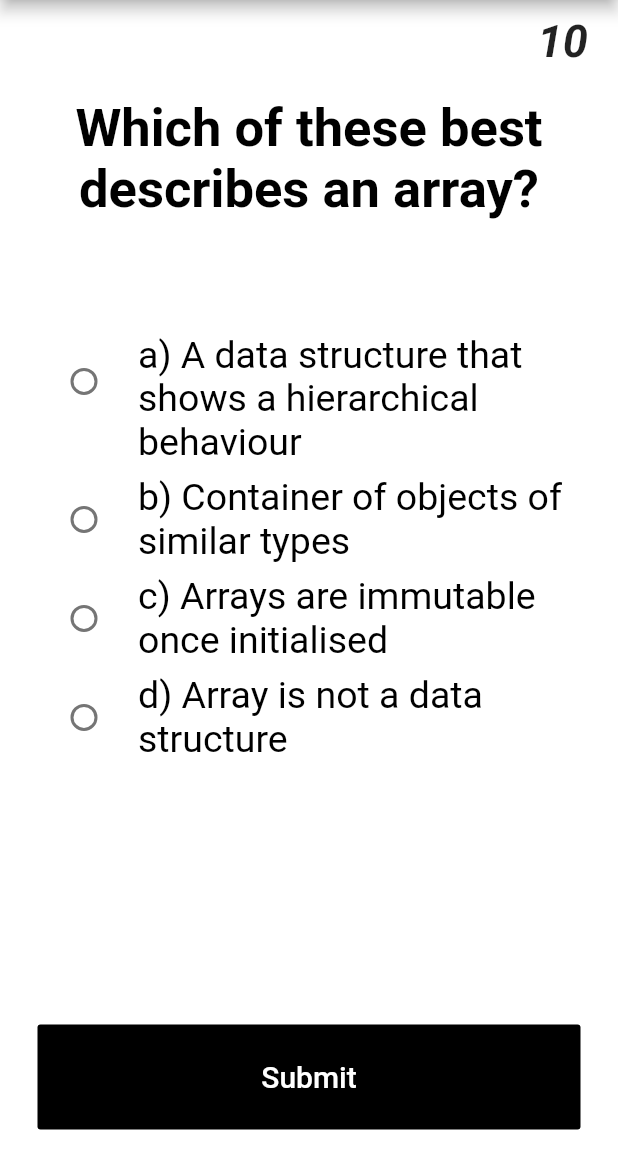
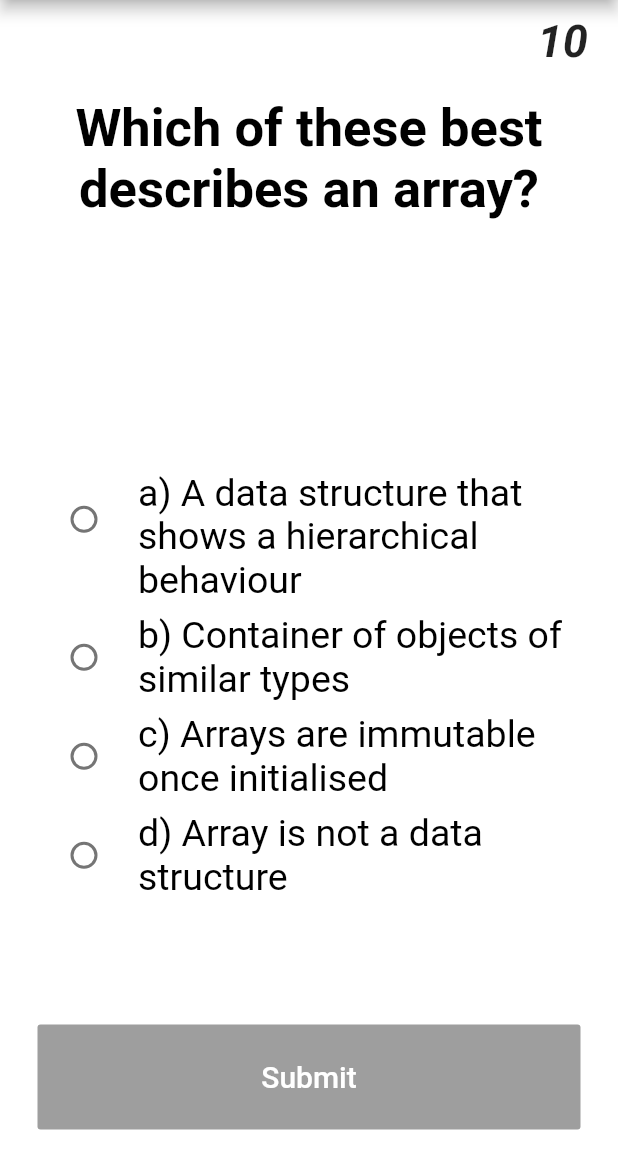
Before and after one commit to EgudaPeter/quizzler-flutter, a Flutter app: the screen it shows after launch, on a phone screen of 412 x 824 dp, the part 84-1236 px from its top. Run offline on Flutter 3.47's test engine with Material 2 defaults, Android fonts, the phone set to English and light mode, and no system bars.

Commit message:
Main features completed:)

```diff
--- a/lib/main.dart
+++ b/lib/main.dart
@@ -1,3 +1,4 @@
+import 'dart:async';
 import 'dart:io';
 
 import 'package:flutter/material.dart';
@@ -13,15 +14,19 @@ int _score = 0;
 bool _showOptions = true;
 bool _showGrade = false;
 bool _lastQuestion = false;
-bool _showExitButton = false;
+bool _showRestartButton = false;
 bool _shownGrade = false;
 bool _showTimer = true;
+bool _hasUserSelectedAnOption = false;
+bool _newQuestion = false;
 String askQuestion = 'What would you like to do?';
 int _start = 10;
 int _current = 10;
 
+StreamSubscription<CountdownTimer> _listener;
+
 QuestionGenerator _questionGenerator = new QuestionGenerator();
-int _overAllScore= _questionGenerator.questionBank.length * 2;
+int _overAllScore = _questionGenerator.questionBank.length * 2;
 
 void main() => runApp(Quizzler());
 
@@ -53,26 +58,134 @@ class Quizzler extends StatelessWidget {
 class QuizPage extends StatefulWidget {
   @override
   _QuizPageState createState() => _QuizPageState();
-
 }
 
 class _QuizPageState extends State<QuizPage> {
+  @override
+  void initState() {
+    super.initState();
+    _startTimer();
+  }
 
-  void startTimer() {
-    CountdownTimer countDownTimer = new CountdownTimer(
+  void _startTimer() {
+    CountdownTimer _countDownTimer = new CountdownTimer(
       new Duration(seconds: _start),
       new Duration(seconds: 1),
     );
 
-    var sub = countDownTimer.listen(null);
-    sub.onData((duration) {
-      setState(() { _current = _start - duration.elapsed.inSeconds; });
+    if (_newQuestion) {
+      _listener.cancel();
+    }
+
+    _newQuestion = _newQuestion ? false : _newQuestion;
+
+    _listener = _countDownTimer.listen(null);
+    _listener.onData((duration) {
+      setState(() {
+        _current = _start - duration.elapsed.inSeconds;
+      });
     });
 
-    sub.onDone(() {
-      print("Done");
-      sub.cancel();
+    _listener.onDone(() {
+      setState(() {
+        if (_hasUserSelectedAnOption) {
+          _checkIfCorrectAnswerIsPicked();
+        }
+        _getNewQuestion();
+        _checkIfLastQuestionIsBeingDisplayed();
+        _checkIfUserHasGoneBeyondLastQuestionThenCancelListener();
+      });
     });
+  }
+
+  List<Widget> generateRadioButtonsViaNumberOfOptionsAvailable(int number) {
+    List<Widget> listOfRadioButtons = [];
+    if (number >= _questionGenerator.questionBank.length) {
+      return listOfRadioButtons;
+    }
+    for (int i = 0; i < _questionGenerator.getOptions(number).length; i++) {
+      listOfRadioButtons.add(new RadioListTile(
+        title: Text(
+          _questionGenerator.getOptions(number)[i],
+          style: TextStyle(
+            fontSize: 25.0,
+            color: Colors.black,
+          ),
+        ),
+        value: number >= _questionGenerator.questionBank.length
+            ? ''
+            : _questionGenerator.getOptions(number)[i],
+        groupValue: _groupValue,
+        onChanged: (String value) {
+          setState(() {
+            _hasUserSelectedAnOption = true;
+            _groupValue = value;
+            _selectedAnswer = value.split(")")[0];
+          });
+        },
+      ));
+    }
+    return listOfRadioButtons;
+  }
+
+  int returnScoreInPercentage(int score) {
+    var calculatedScore = (score / _overAllScore) * 100;
+    return calculatedScore.floor();
+  }
+
+  void _checkIfCorrectAnswerIsPicked() {
+    _correctAnswer = _questionGenerator.getAnswer(_questionNumber);
+    if (_selectedAnswer == _correctAnswer) {
+      _score += 2;
+    }
+  }
+
+  void _getNewQuestion() {
+    if (_questionNumber <= _questionGenerator.questionBank.length - 1) {
+      _hasUserSelectedAnOption = false;
+      _questionNumber++;
+      _newQuestion = true;
+      _start = _current = 10;
+      _startTimer();
+    }
+  }
+
+  void _checkIfLastQuestionIsBeingDisplayed() {
+    if (_questionNumber == _questionGenerator.questionBank.length - 1) {
+      _lastQuestion = true;
+    }
+  }
+
+  void _checkIfUserHasGoneBeyondLastQuestion() {
+    if (_questionNumber > _questionGenerator.questionBank.length - 1) {
+      _showGrade = true;
+      _showOptions = false;
+      _showRestartButton = true;
+      _showTimer = false;
+    }
+  }
+
+  void _checkIfUserHasGoneBeyondLastQuestionThenCancelListener() {
+    if (_questionNumber > _questionGenerator.questionBank.length - 1) {
+      _showGrade = true;
+      _showOptions = false;
+      _showRestartButton = true;
+      _showTimer = false;
+      _listener.cancel();
+    }
+  }
+
+  void _restartQuizzler() {
+    _questionNumber = 0;
+    _showGrade = false;
+    _showOptions = true;
+    _showRestartButton = false;
+    _showTimer = true;
+    _lastQuestion = false;
+    _score = 0;
+    _listener.cancel();
+    _start = _current = 10;
+    _startTimer();
   }
 
   @override
@@ -97,10 +210,10 @@ class _QuizPageState extends State<QuizPage> {
           ),
         ),
         Expanded(
-          flex: 1,
+          flex: _showGrade ? 1 : 2,
           child: Padding(
             padding: EdgeInsets.all(10.0),
-            child: Column(
+            child: ListView(
               children: <Widget>[
                 Text(
                   _shownGrade
@@ -123,74 +236,9 @@ class _QuizPageState extends State<QuizPage> {
             flex: 3,
             child: Padding(
               padding: EdgeInsets.all(10.0),
-              child: Column(
-                children: <Widget>[
-                  RadioListTile(
-                    title: Text(
-                      _questionNumber >= _questionGenerator.questionBank.length ? '' : _questionGenerator.getOptions(_questionNumber)[0],
-                      style: TextStyle(
-                        fontSize: 25.0,
-                        color: Colors.black,
-                      ),
-                    ),
-                    value:  _questionNumber >= _questionGenerator.questionBank.length ? '' : _questionGenerator.getOptions(_questionNumber)[0],
-                    groupValue: _groupValue,
-                    onChanged: (String value) {
-                      setState(() {
-                        _groupValue = value;
-                        _selectedAnswer = value.split(")")[0];
-                      });
-                    },
-                  ),
-                  RadioListTile(
-                      title: Text(
-                        _questionNumber >= _questionGenerator.questionBank.length ? '' : _questionGenerator.getOptions(_questionNumber)[1],
-                        style: TextStyle(
-                          fontSize: 25.0,
-                          color: Colors.black,
-                        ),
-                      ),
-                      value: _questionNumber >= _questionGenerator.questionBank.length ? '' : _questionGenerator.getOptions(_questionNumber)[1],
-                      groupValue: _groupValue,
-                      onChanged: (String value) {
-                        setState(() {
-                          _groupValue = value;
-                          _selectedAnswer = value.split(")")[0];
-                        });
-                      }),
-                  RadioListTile(
-                      title: Text(
-                        _questionNumber >= _questionGenerator.questionBank.length ? '' : _questionGenerator.getOptions(_questionNumber)[2],
-                        style: TextStyle(
-                          fontSize: 25.0,
-                          color: Colors.black,
-                        ),
-                      ),
-                      value: _questionNumber >= _questionGenerator.questionBank.length ? '' : _questionGenerator.getOptions(_questionNumber)[2],
-                      groupValue: _groupValue,
-                      onChanged: (String value) {
-                        setState(() {
-                          _groupValue = value;
-                          _selectedAnswer = value.split(")")[0];
-                        });
-                      }),
-                  RadioListTile(
-                      title: Text(
-                        _questionNumber >= _questionGenerator.questionBank.length ? '' : _questionGenerator.getOptions(_questionNumber)[3],
-                        style: TextStyle(
-                          fontSize: 25.0,
-                          color: Colors.black,
-                        ),
-                      ),
-                      value: _questionNumber >= _questionGenerator.questionBank.length ? '' : _questionGenerator.getOptions(_questionNumber)[3],
-                      groupValue: _groupValue,
-                      onChanged: (String value) {
-                        setState(() {
-                          _groupValue = value;
-                          _selectedAnswer = value.split(")")[0];
-                        });
-                      }),
-                ],
+              child: ListView(
+                children: generateRadioButtonsViaNumberOfOptionsAvailable(
+                    _questionNumber),
               ),
             ),
           ),
@@ -203,13 +251,12 @@ class _QuizPageState extends State<QuizPage> {
               child: Column(
                 children: <Widget>[
                   Text(
-                    '$_score/$_overAllScore',
+                    '${returnScoreInPercentage(_score)}%',
                     textAlign: TextAlign.center,
                     style: TextStyle(
-                      fontSize: 35.0,
-                      color: Colors.black,
-                      fontWeight: FontWeight.bold
-                    ),
+                        fontSize: 35.0,
+                        color: Colors.black,
+                        fontWeight: FontWeight.bold),
                   ),
                 ],
               ),
@@ -217,7 +264,45 @@ class _QuizPageState extends State<QuizPage> {
           ),
         ),
         Visibility(
-          visible: !_showExitButton,
+          visible: !_showRestartButton,
+          child: Container(
+            height: 100.0,
+            child: Padding(
+              padding: EdgeInsets.all(15.0),
+              child: RaisedButton(
+                textColor: Colors.white,
+                color: Colors.black,
+                child: Row(
+                  mainAxisAlignment: MainAxisAlignment.center,
+                  children: <Widget>[
+                    Text(
+                      _lastQuestion ? 'Finish' : 'Submit',
+                      style: TextStyle(
+                        color: Colors.white,
+                        fontSize: 20.0,
+                      ),
+                    ),
+                  ],
+                ),
+                onPressed: !_hasUserSelectedAnOption
+                    ? null
+                    : () {
+                        setState(() {
+                          _checkIfCorrectAnswerIsPicked();
+
+                          _getNewQuestion();
+
+                          _checkIfLastQuestionIsBeingDisplayed();
+
+                          _checkIfUserHasGoneBeyondLastQuestion();
+                        });
+                      },
+              ),
+            ),
+          ),
+        ),
+        Visibility(
+          visible: _showRestartButton,
           child: Container(
             height: 100.0,
             child: Padding(
@@ -237,7 +322,7 @@ class _QuizPageState extends State<QuizPage> {
 //                      width: 10.0,
 //                    ),
                     Text(
-                      _lastQuestion ? 'Finish' : 'Submit',
+                      'Restart',
                       style: TextStyle(
                         color: Colors.white,
                         fontSize: 20.0,
@@ -247,63 +332,8 @@ class _QuizPageState extends State<QuizPage> {
                 ),
                 onPressed: () {
                   setState(() {
-                    _correctAnswer =
-                        _questionGenerator.getAnswer(_questionNumber);
-                    if (_selectedAnswer == _correctAnswer) {
-                      _score += 2;
-                    }
-                    if (_questionNumber <=
-                        _questionGenerator.questionBank.length - 1) {
-                      _questionNumber++;
-                    }
-                    if (_questionNumber ==
-                        _questionGenerator.questionBank.length - 1) {
-                      _lastQuestion = true;
-                    }
-                    if (_questionNumber >
-                        _questionGenerator.questionBank.length - 1) {
-                      _showGrade = true;
-                      _showOptions = false;
-                      _showExitButton = true;
-                      _showTimer = false;
-                    }
+                    _restartQuizzler();
                   });
-                },
-              ),
-            ),
-          ),
-        ),
-        Visibility(
-          visible: _showExitButton,
-          child: Container(
-            height: 100.0,
-            child: Padding(
-              padding: EdgeInsets.all(15.0),
-              child: FlatButton(
-                textColor: Colors.white,
-                color: Colors.black,
-                child: Row(
-                  mainAxisAlignment: MainAxisAlignment.center,
-                  children: <Widget>[
-//                    Icon(
-//                      Icons.thumb_up,
-//                      color: Colors.white,
-//                      size: 20.0,
-//                    ),
-//                    SizedBox(
-//                      width: 10.0,
-//                    ),
-                    Text(
-                      'Good bye!',
-                      style: TextStyle(
-                        color: Colors.white,
-                        fontSize: 20.0,
-                      ),
-                    ),
-                  ],
-                ),
-                onPressed: () {
-                  exit(0);
                   //The user picked true.
                 },
               ),
```
Also changed, not shown: lib/util/QuestionGenerator.dart (+18 -0 lines).
